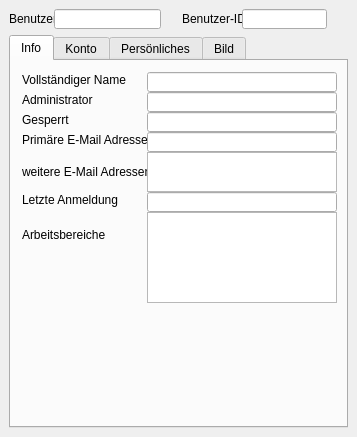
This is ui/UserDetails.ui in floriandotorg/bumm as Qt 5 draws it before an edit. The edited form follows.
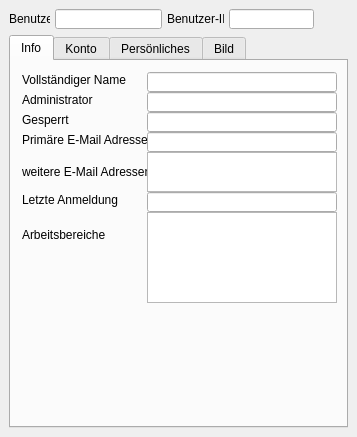
This is the edited form.

Diff of the .ui file:
```diff
--- a/ui/UserDetails.ui
+++ b/ui/UserDetails.ui
@@ -17,19 +17,19 @@
     <item>
      <layout class="QHBoxLayout" name="horizontalLayout" >
       <property name="spacing" >
-       <number>0</number>
+       <number>5</number>
       </property>
       <item>
        <widget class="QLabel" name="_lbl_user" >
         <property name="minimumSize" >
          <size>
-          <width>45</width>
+          <width>41</width>
           <height>16</height>
          </size>
         </property>
         <property name="maximumSize" >
          <size>
-          <width>45</width>
+          <width>41</width>
           <height>16</height>
          </size>
         </property>
@@ -57,30 +57,17 @@
         </property>
        </widget>
       </item>
-      <item>
-       <spacer name="_user_spacer" >
-        <property name="orientation" >
-         <enum>Qt::Horizontal</enum>
-        </property>
-        <property name="sizeHint" stdset="0" >
-         <size>
-          <width>13</width>
-          <height>17</height>
-         </size>
-        </property>
-       </spacer>
-      </item>
       <item>
        <widget class="QLabel" name="_lbl_user_id" >
         <property name="minimumSize" >
          <size>
-          <width>60</width>
+          <width>57</width>
           <height>16</height>
          </size>
         </property>
         <property name="maximumSize" >
          <size>
-          <width>60</width>
+          <width>57</width>
           <height>16</height>
          </size>
         </property>
```
